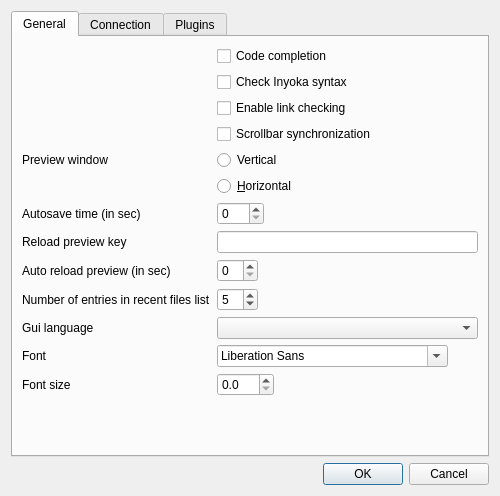
This is application/CSettingsDialog.ui in inyokaproject/inyokaedit as Qt 5 draws it before an edit. The edited form follows.
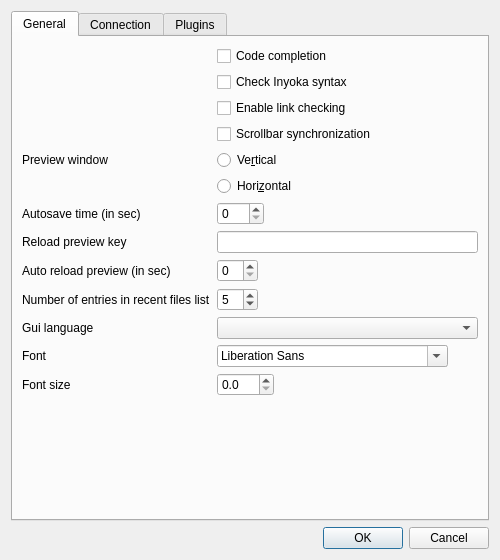
This is the edited form. Icons and pictures are not drawn.

Diff of the .ui file:
```diff
--- a/application/CSettingsDialog.ui
+++ b/application/CSettingsDialog.ui
@@ -7,7 +7,7 @@
     <x>0</x>
     <y>0</y>
     <width>500</width>
-    <height>496</height>
+    <height>560</height>
    </rect>
   </property>
   <property name="windowTitle">
@@ -65,14 +65,14 @@
        <item row="4" column="1">
         <widget class="QRadioButton" name="splitVerticalRadio">
          <property name="text">
-          <string>Vertical</string>
+          <string>Ve&amp;rtical</string>
          </property>
         </widget>
        </item>
        <item row="5" column="1">
         <widget class="QRadioButton" name="splitHorizontalRadio">
          <property name="text">
-          <string>&amp;Horizontal</string>
+          <string>Hori&amp;zontal</string>
          </property>
         </widget>
        </item>
```
Left out of the diff: 28 changed lines with no effect on the pictures.
